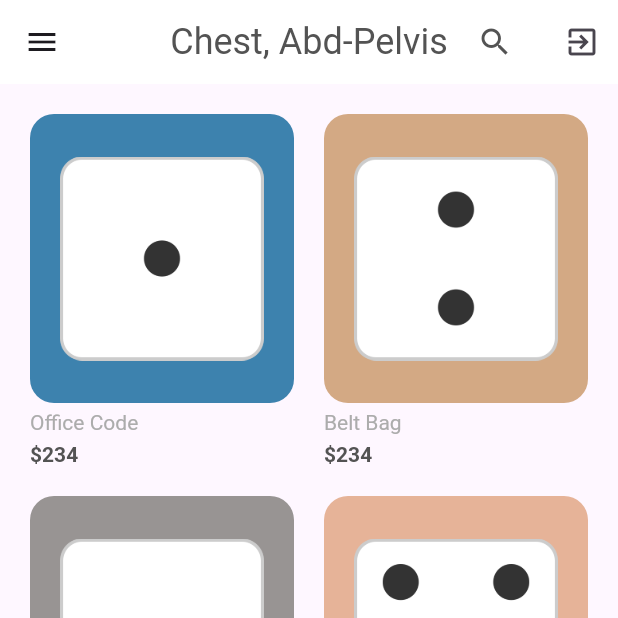
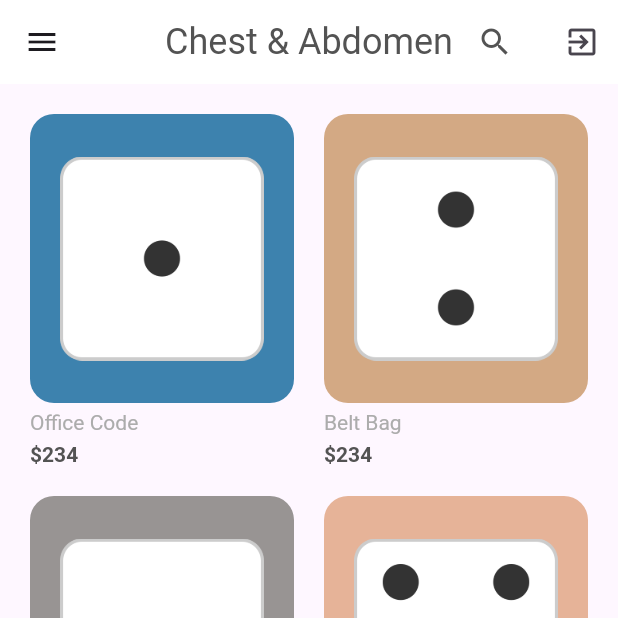
Before and after one commit to pinojun/x_ray-project, a Flutter app: the screen it shows after launch, on a phone screen of 412 x 824 dp, the top half of it. Run offline on Flutter 3.47's test engine with Material 2 defaults, Android fonts, the phone set to English and light mode, and no system bars.

Commit message:
third commit

```diff
--- a/lib/screens/home/components/item_card.dart
+++ b/lib/screens/home/components/item_card.dart
@@ -1,9 +1,6 @@
 import 'package:flutter/material.dart';
 import 'package:x_ray/constants.dart';
 import 'package:x_ray/models/Product.dart';
-
-
-
 
 
 class ItemCard extends StatelessWidget {
--- a/lib/screens/home/home_screen.dart
+++ b/lib/screens/home/home_screen.dart
@@ -5,7 +5,7 @@ import 'package:x_ray/screens/details/details_screen.dart';
 import 'package:x_ray/screens/home/components/item_card.dart';
 
 class HomeScreen extends StatefulWidget {
-  HomeScreen({super.key});
+  const HomeScreen({super.key});
 
   @override
   State<HomeScreen> createState() => _HomeScreenState();
@@ -110,7 +110,7 @@ class _HomeScreenState extends State<HomeScreen> {
 
   AppBar buildAppBar() {
     return AppBar(
-      title: Text("Chest, Abd-Pelvis",
+      title: Text("Chest & Abdomen",
           style: Theme.of(context).textTheme.headlineSmall),
       centerTitle: true,
       backgroundColor: Colors.white,
```
